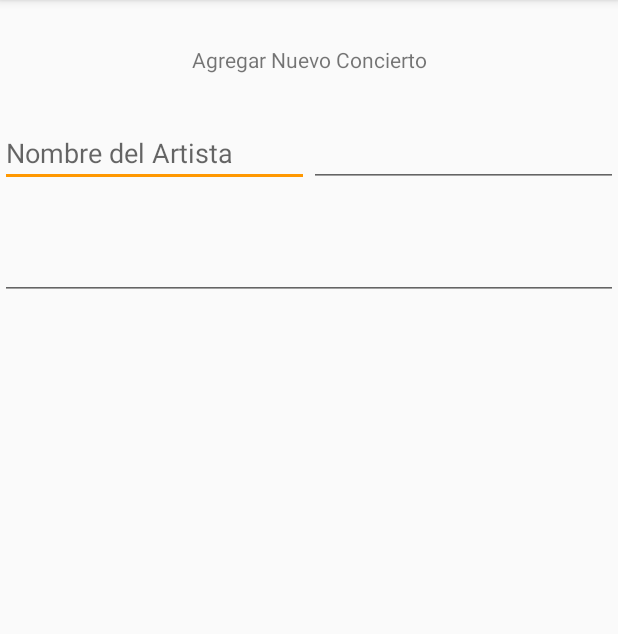
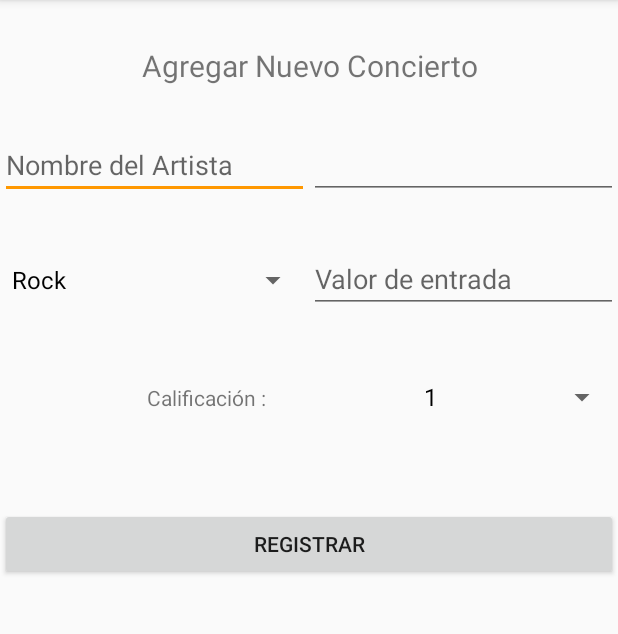
Before and after one commit to dinorek/misconciertosDinoReyes, an Android app: the screen it shows after launch (MainActivity), on a phone screen of 412 x 824 dp, the part 84-718 px from its top. Run offline under Robolectric (Android 15) with nearby library versions, the phone set to English and light mode, and no system bars.

```diff
--- a/Fuentes/MisConciertos/app/src/main/java/cl/inacap/misconciertos/MainActivity.java
+++ b/Fuentes/MisConciertos/app/src/main/java/cl/inacap/misconciertos/MainActivity.java
@@ -14,21 +14,43 @@ import android.widget.Spinner;
 import android.widget.TextView;
 import android.widget.Toast;
 import android.app.Dialog;
+
+import java.util.ArrayList;
 import java.util.Calendar;
 import java.util.Date;
+import java.util.List;
 
 public class MainActivity extends AppCompatActivity {
     EditText fecha;
+    EditText artistaTxt;
+    EditText editnum;
+    Button registrarBtn;
     private int dia,mes,anio;
     static final int DATE_ID = 0;
     Calendar c = Calendar.getInstance();
     private View.OnClickListener view;
+    private Spinner spinnerGenero;
+    private Spinner spinnerNumero;
+
 
     @Override
     protected void onCreate(Bundle savedInstanceState) {
         super.onCreate(savedInstanceState);
         setContentView(R.layout.activity_main);
         this.fecha= findViewById(R.id.fecha);
+        this.artistaTxt= findViewById(R.id.artistaTxt);
+        this.editnum = findViewById(R.id.editnum);
+        this.registrarBtn= findViewById(R.id.registrarBtn);
+
+        spinnerGenero= (Spinner) findViewById(R.id.idSpinnerGeneros);
+        String [] opciones = {"Rock","Jazz","Pop","Reguetoon","Salsa","Metal"};
+        ArrayAdapter <String> adapter = new ArrayAdapter<String>(this,android.R.layout.simple_spinner_dropdown_item,opciones);
+        spinnerGenero.setAdapter(adapter);
+
+        spinnerNumero= (Spinner) findViewById(R.id.idSpinnerNumeros);
+        Integer [] opciones2 = {1,2,3,4,5,6,7};
+        ArrayAdapter <Integer> adapter2 = new ArrayAdapter<Integer>(this,android.R.layout.simple_spinner_dropdown_item,opciones2);
+        spinnerNumero.setAdapter(adapter2);
 
         dia=c.get(Calendar.DAY_OF_MONTH);
         mes=c.get(Calendar.MONTH);
@@ -49,6 +71,8 @@ public class MainActivity extends AppCompatActivity {
        }
        };
 
+
+
             @Override
             public Dialog onCreateDialog(int id){
     switch (id){
@@ -57,6 +81,12 @@ public class MainActivity extends AppCompatActivity {
 
     }
     return null;
+
+
+
+
+                }
+
 }
 
 
--- /dev/null
+++ b/Fuentes/MisConciertos/app/src/main/java/cl/inacap/misconciertos/dao/Evento.java
@@ -0,0 +1,4 @@
+package cl.inacap.misconciertos.dao;
+
+public class Evento {
+}
--- a/Fuentes/MisConciertos/app/src/main/res/layout/activity_main.xml
+++ b/Fuentes/MisConciertos/app/src/main/res/layout/activity_main.xml
@@ -12,6 +12,7 @@
         android:text="@string/titulo"
         android:gravity="center"
         android:layout_marginTop="@dimen/marginTopBase"
+        android:textSize="@dimen/TextSizeTitulo"
         android:layout_height="wrap_content">
     </TextView>
 <LinearLayout
@@ -21,6 +22,7 @@
     android:layout_height="wrap_content">
     <EditText
         android:layout_width="match_parent"
+        android:id="@+id/artistaTxt"
         android:layout_weight="1"
         android:hint="Nombre del Artista"
         android:layout_height="wrap_content">
@@ -47,17 +49,40 @@
     <EditText
         android:layout_width="match_parent"
         android:id="@+id/editnum"
-        android:ems="10"
+        android:hint="Valor de entrada"
+        android:layout_weight="1"
         android:inputType="number"
         android:layout_height="wrap_content">
     </EditText>
+</LinearLayout>
+<LinearLayout
+    android:layout_width="match_parent"
+    android:layout_marginTop="@dimen/marginTopBase"
+    android:layout_height="wrap_content">
+    <TextView
+        android:layout_width="match_parent"
+        android:layout_weight="1"
+        android:textAlignment="center"
+        android:text="Calificación :"
+        android:layout_height="wrap_content">
+    </TextView>
     <Spinner
         android:layout_width="match_parent"
-        android:layout_weight="1"
-        android:id="@+id/idSpinnerNum"
+        android:layout_weight="2"
+        android:text="Numeros"
+        android:id="@+id/idSpinnerNumeros"
         android:layout_height="wrap_content">
     </Spinner>
-
 </LinearLayout>
-
+    <LinearLayout
+        android:layout_width="match_parent"
+        android:layout_marginTop="@dimen/marginTopButton"
+        android:layout_height="wrap_content">
+        <Button
+            android:layout_width="match_parent"
+            android:id="@+id/registrarBtn"
+            android:text="Registrar"
+            android:layout_height="wrap_content">
+        </Button>
+    </LinearLayout>
 </LinearLayout>
--- a/Fuentes/MisConciertos/app/src/main/res/values/dimens.xml
+++ b/Fuentes/MisConciertos/app/src/main/res/values/dimens.xml
@@ -1,4 +1,6 @@
 <?xml version="1.0" encoding="utf-8"?>
 <resources>
     <dimen name="marginTopBase">30dp</dimen>
+    <dimen name="marginTopButton">50dp</dimen>
+    <dimen name="TextSizeTitulo">20dp</dimen>
 </resources>
```
Also changed, not shown: Fuentes/MisConciertos/app/src/main/java/cl/inacap/misconciertos/dto/Evento.java (added, +54 -0 lines).
